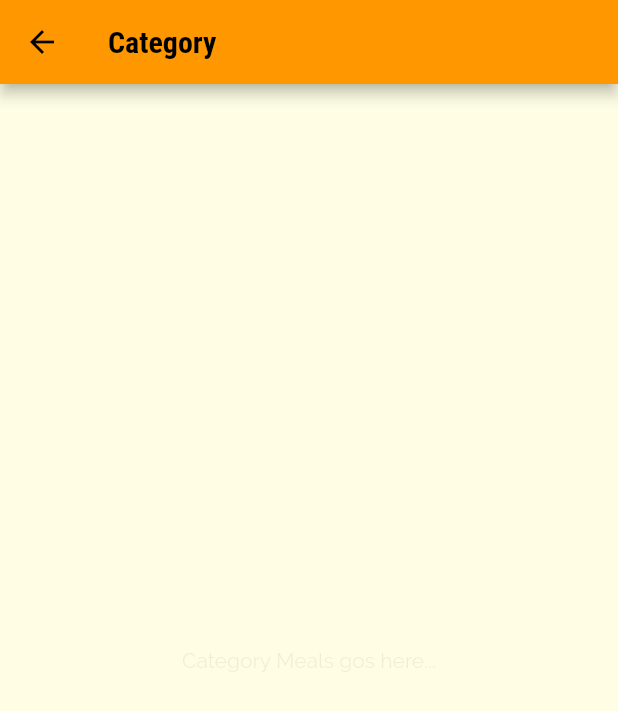
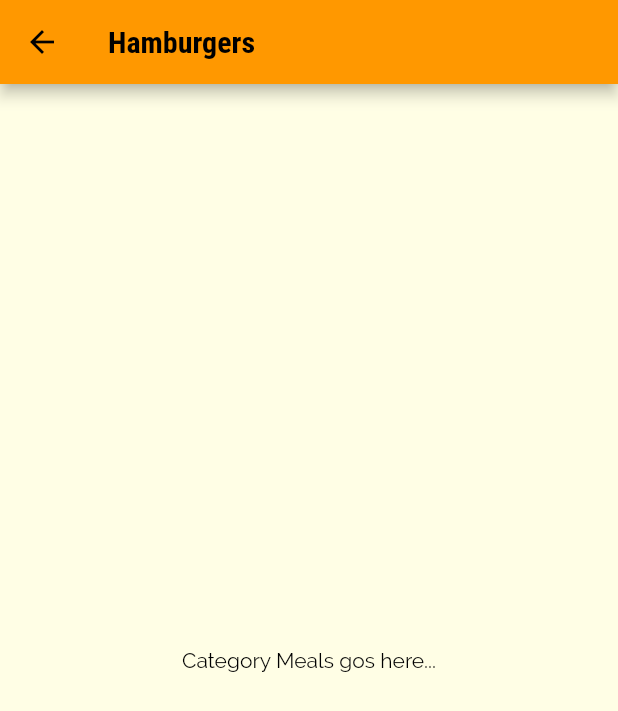
Before and after one commit to abdellatif-laghjaj/flutter_meals_app, a Flutter app: the screen it shows after launch, after a tap on "Hamburgers", on a phone screen of 412 x 824 dp. Shown: the top 711 px of the screen. Run offline on Flutter 3.47's test engine with Material 2 defaults, Android fonts, the phone set to English and light mode, and no system bars.

Commit message:
send data to sceen

```diff
--- a/lib/categories_screen.dart
+++ b/lib/categories_screen.dart
@@ -3,8 +3,6 @@ import './dummy_data.dart';
 import './category_item.dart';
 
 class CategoriesScreen extends StatelessWidget {
-  const CategoriesScreen({Key key}) : super(key: key);
-
   @override
   Widget build(BuildContext context) {
     return Scaffold(
@@ -19,7 +17,8 @@ class CategoriesScreen extends StatelessWidget {
       body: GridView(
         padding: EdgeInsets.all(18),
         children: DUMMY_CATEGORIES
-            .map((catData) => CategoryItem(catData.title, catData.color))
+            .map((catData) =>
+                CategoryItem(catData.id, catData.title, catData.color))
             .toList(),
         gridDelegate: SliverGridDelegateWithMaxCrossAxisExtent(
           maxCrossAxisExtent: 200,
--- a/lib/category_item.dart
+++ b/lib/category_item.dart
@@ -2,14 +2,20 @@ import 'package:flutter/material.dart';
 import './category_meals_screen.dart';
 
 class CategoryItem extends StatelessWidget {
+  final String id;
   final String title;
   final Color color;
 
-  CategoryItem(this.title, this.color);
+  CategoryItem(this.id, this.title, this.color);
 
   void selectCategory(BuildContext ctx) {
-    Navigator.of(ctx)
-        .push(MaterialPageRoute(builder: ((_) => CategoryMealsScreen())));
+    Navigator.of(ctx).push(
+      MaterialPageRoute(
+        builder: ((_) {
+          return CategoryMealsScreen(id, title);
+        }),
+      ),
+    );
   }
 
   @override
--- a/lib/category_meals_screen.dart
+++ b/lib/category_meals_screen.dart
@@ -1,14 +1,22 @@
 import 'package:flutter/material.dart';
 
 class CategoryMealsScreen extends StatelessWidget {
+  final String categoryId;
+  final String categoryTitle;
+
+  CategoryMealsScreen(this.categoryId, this.categoryTitle);
+
   @override
   Widget build(BuildContext context) {
     return Scaffold(
       appBar: AppBar(
-        title: Text("Category"),
+        title: Text(categoryTitle),
       ),
       body: Center(
-        child: Text("Category Meals gos here..."),
+        child: Text(
+          "Category Meals gos here...",
+          style: TextStyle(color: Colors.black),
+        ),
       ),
     );
   }
```
